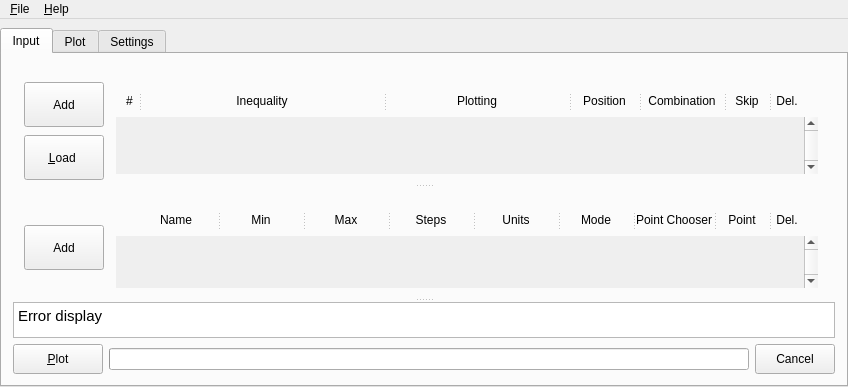
Above: xml/bareminimumplotter.ui from xpcoffee/plotus before the change. Below: the same form after it.
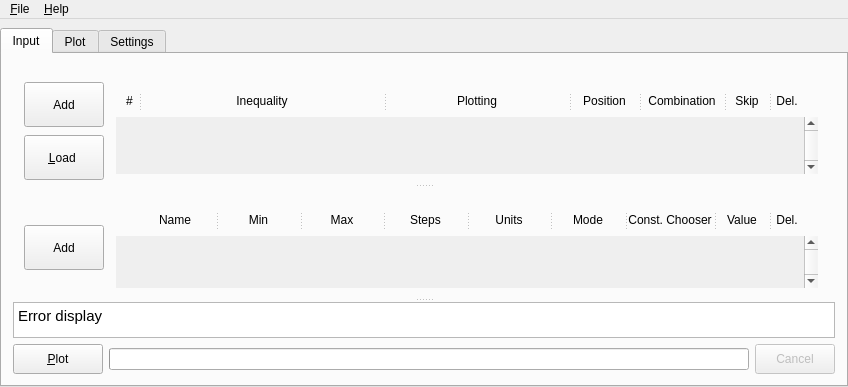
That is the form after the change. The open tabs and pages were chosen to show the change. Icons and pictures are not drawn.

What changed in the file:
```diff
--- a/xml/bareminimumplotter.ui
+++ b/xml/bareminimumplotter.ui
@@ -364,6 +364,9 @@
           </item>
           <item>
            <widget class="QPushButton" name="pushButton_Cancel">
+            <property name="enabled">
+             <bool>false</bool>
+            </property>
             <property name="minimumSize">
              <size>
               <width>40</width>
@@ -1107,7 +1110,7 @@
                      <bool>false</bool>
                     </property>
                     <property name="text">
-                     <string>Point Chooser</string>
+                     <string>Const. Chooser</string>
                     </property>
                     <property name="alignment">
                      <set>Qt::AlignCenter</set>
@@ -1142,7 +1145,7 @@
                      <bool>false</bool>
                     </property>
                     <property name="text">
-                     <string>Point</string>
+                     <string>Value</string>
                     </property>
                     <property name="alignment">
                      <set>Qt::AlignCenter</set>
```
Left out of the diff: 9 changed lines with no effect on the pictures.
